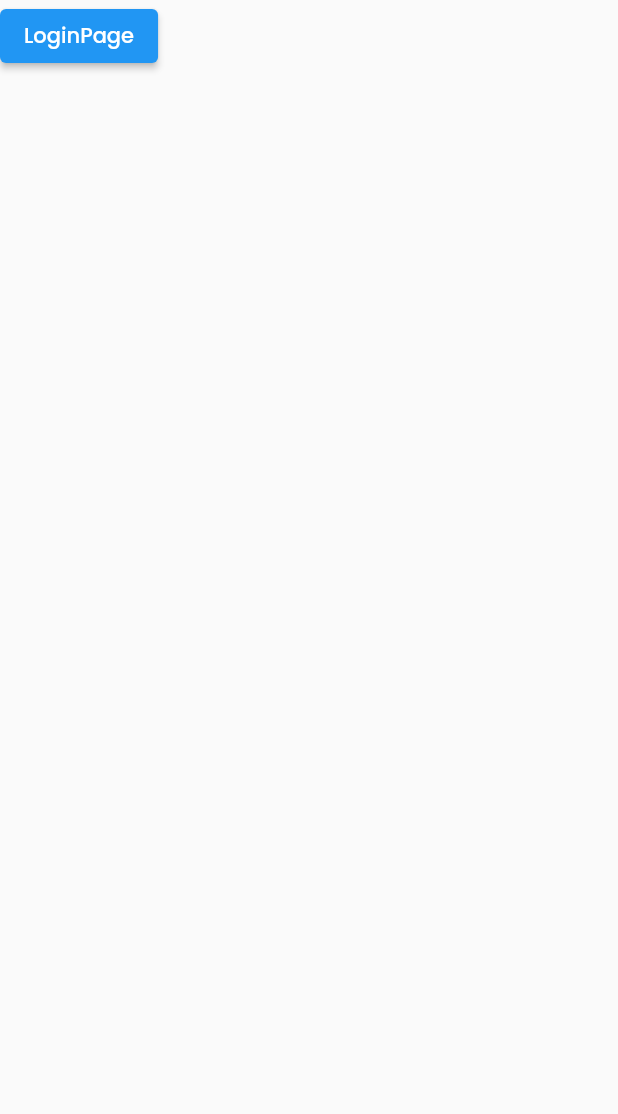
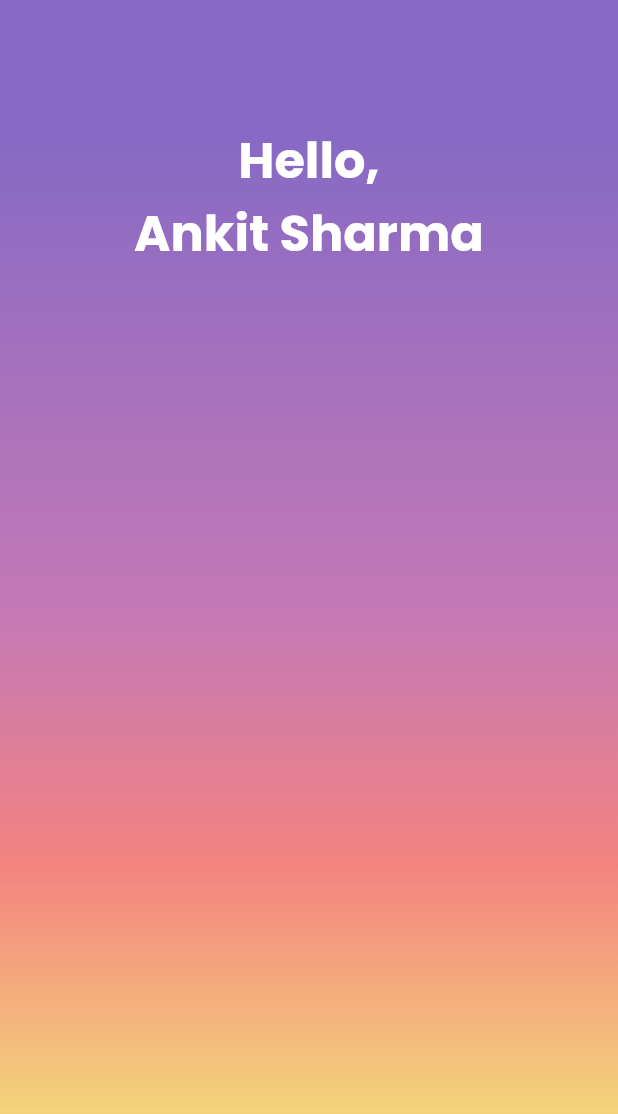
Before and after one commit to IVARA-Application/IV-APP-DEV-TEAM-2, a Flutter app: the StudentHomePage screen opened directly, on a phone screen of 412 x 824 dp. Shown: the top 1114 px of the screen. Run offline on Flutter 3.47's test engine with Material 2 defaults, Android fonts, the phone set to English and light mode, and no system bars; our stand-ins replace glassmorphism, google_fonts, lottie.

Commit message:
first commit -  Mayankesh

```diff
--- a/lib/student_screens/auth/login.dart
+++ b/lib/student_screens/auth/login.dart
@@ -100,7 +100,9 @@ class LoginPage extends StatelessWidget {
                         passwordController: _passwordController,
                         hintText: "Password",
                       ),
-                      CustomElevatedButton(label: "Login", onTap: () {}),
+                      CustomElevatedButton(label: "Login", onTap: () {
+                        Navigator.push(context,MaterialPageRoute(builder: (context)=>StudentHomePage()));
+                      }),
                       Row(
                         children: [
                           Text(
--- a/lib/student_screens/student_homepage/studentHomepage.dart
+++ b/lib/student_screens/student_homepage/studentHomepage.dart
@@ -6,16 +6,33 @@ class StudentHomePage extends StatelessWidget {
 
   @override
   Widget build(BuildContext context) {
+    double height=MediaQuery.of(context).size.height;
+    double width=MediaQuery.of(context).size.width;
     return Scaffold(
-        body: SafeArea(
-      child: ElevatedButton(
-        onPressed: () {
-        },
-        child: Text(
-          'LoginPage',
-          style: TextStyle(color: Colors.white),
+      body: SafeArea(
+        child: Container(
+          decoration: BoxDecoration(
+            gradient: LinearGradient(
+              begin: Alignment.topCenter,
+              end: Alignment.bottomCenter,
+              stops: [0.1, 0.5, 0.7, 0.9],
+              colors: [
+                Color(0xFF8569C5),
+                Color(0xFFC579B5),
+                Color(0xFFF48380),
+                Color(0xFFF3d37B),
+              ],
+            ),
+          ),
+          height: double.infinity,
+          width: double.infinity,
+          child: Column(children:[
+            SizedBox(height:height*0.1),
+            Text('Hello,',style:TextStyle(color:Colors.white,fontWeight: FontWeight.w700,fontSize: height*0.04)),
+            Text('Ankit Sharma',style:TextStyle(color:Colors.white,fontWeight: FontWeight.w700,fontSize: height*0.04))
+          ]),
         ),
       ),
-    ));
+    );
   }
 }
```
Also changed, not shown: pubspec.lock.
